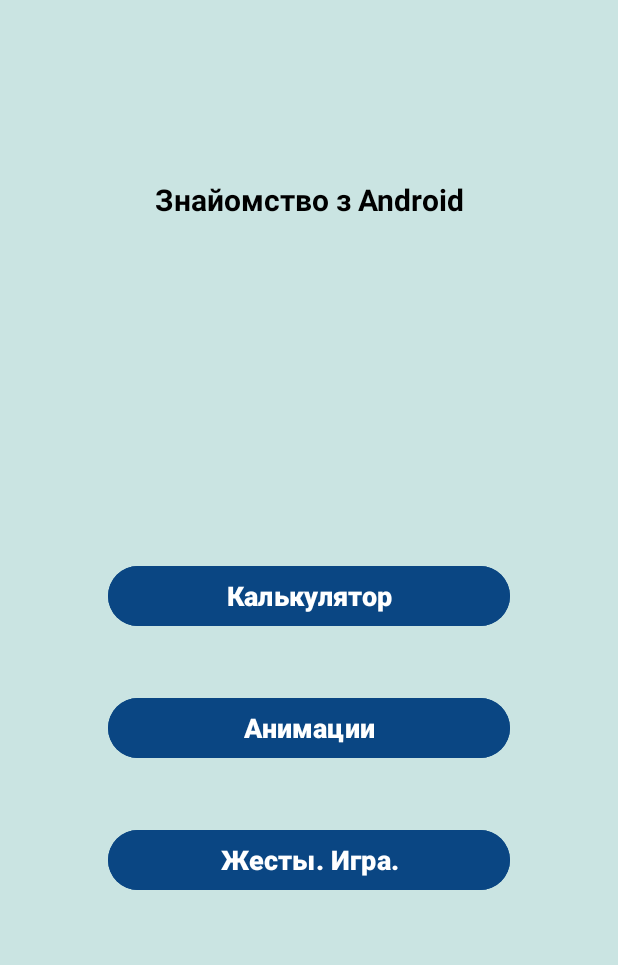
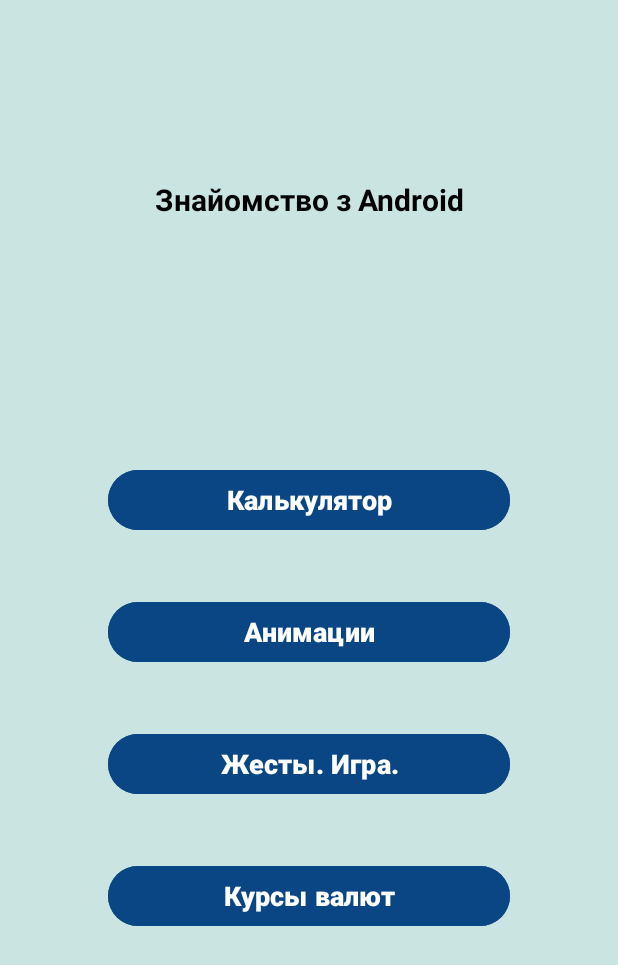
Before and after one commit to Babchinsky/Android-213, an Android app: the screen it shows after launch (MainActivity), on a phone screen of 412 x 824 dp. Shown: the top 965 px of the screen. Run offline under Robolectric (Android 15) with nearby library versions, the phone set to English and light mode, and no system bars.

Commit message:
Add exchange activity

```diff
--- a/app/src/main/AndroidManifest.xml
+++ b/app/src/main/AndroidManifest.xml
@@ -1,6 +1,8 @@
 <?xml version="1.0" encoding="utf-8"?>
 <manifest xmlns:android="http://schemas.android.com/apk/res/android"
     xmlns:tools="http://schemas.android.com/tools">
+
+    <uses-permission android:name="android.permission.INTERNET"/>
 
     <application
         android:allowBackup="true"
@@ -12,6 +14,9 @@
         android:supportsRtl="true"
         android:theme="@style/Theme.Android213"
         tools:targetApi="31">
+        <activity
+            android:name=".RateActivity"
+            android:exported="false" />
         <activity
             android:name=".AnimActivity"
             android:exported="false" />
--- a/app/src/main/java/com/example/android_213/MainActivity.java
+++ b/app/src/main/java/com/example/android_213/MainActivity.java
@@ -14,6 +14,7 @@ public class MainActivity extends AppCompatActivity {
         findViewById(R.id.main_btn_calc).setOnClickListener(this::onButtonCalc);
         findViewById(R.id.main_btn_game).setOnClickListener(this::onButtonGame);
         findViewById(R.id.main_btn_anim).setOnClickListener(this::onButtonAnim);
+        findViewById(R.id.main_btn_rate).setOnClickListener(this::onButtonRate);
     }
 
     private void onButtonCalc(View view) {
@@ -27,4 +28,8 @@ public class MainActivity extends AppCompatActivity {
     private void onButtonAnim(View view) {
         startActivity(new Intent(MainActivity.this, AnimActivity.class));
     }
+
+    private void onButtonRate(View view) {
+        startActivity(new Intent(MainActivity.this, RateActivity.class));
+    }
 }
--- a/app/src/main/res/layout/activity_main.xml
+++ b/app/src/main/res/layout/activity_main.xml
@@ -60,6 +60,7 @@
             android:id="@+id/main_btn_game"
             android:layout_width="match_parent"
             android:layout_height="wrap_content"
+            android:layout_marginBottom="40dp"
             android:text="@string/main_btn_game"
             android:backgroundTint="@color/main_btn_bg"
             android:textColor="@color/white"
@@ -68,7 +69,17 @@
             />
 <!--            android:backgroundTint="@null" -->
 
-
+        <Button
+            android:id="@+id/main_btn_rate"
+            android:layout_width="match_parent"
+            android:layout_height="wrap_content"
+            android:layout_marginBottom="40dp"
+            android:text="@string/main_btn_rate"
+            android:backgroundTint="@color/main_btn_bg"
+            android:textColor="@color/white"
+            android:textSize="18sp"
+            android:textStyle="bold"
+            />
 
     </LinearLayout>
 
--- a/app/src/main/res/values/strings.xml
+++ b/app/src/main/res/values/strings.xml
@@ -5,6 +5,7 @@
     <string name="main_btn_calc">Калькулятор</string>
     <string name="main_btn_game">Жесты. Игра.</string>
     <string name="main_btn_anim">Анимации</string>
+    <string name="main_btn_rate">Курсы валют</string>
 
     <!-- region Calculator   -->
 
@@ -59,4 +60,7 @@
     <string name="anim_tv_scale">Scale</string>
     <string name="anim_tv_rotate">Rotate</string>
     <string name="anim_tv_translate">Translate</string>
+
+    <string name="rate_load_fail">Произошла ошибка загрузки</string>
+
 </resources>
```
Also changed, not shown: app/src/main/java/com/example/android_213/RateActivity.java (added, +61 -0 lines), app/src/main/java/com/example/android_213/orm/NbuRate.java (added, +79 -0 lines), app/src/main/res/layout/activity_rate.xml (added, +20 -0 lines).
